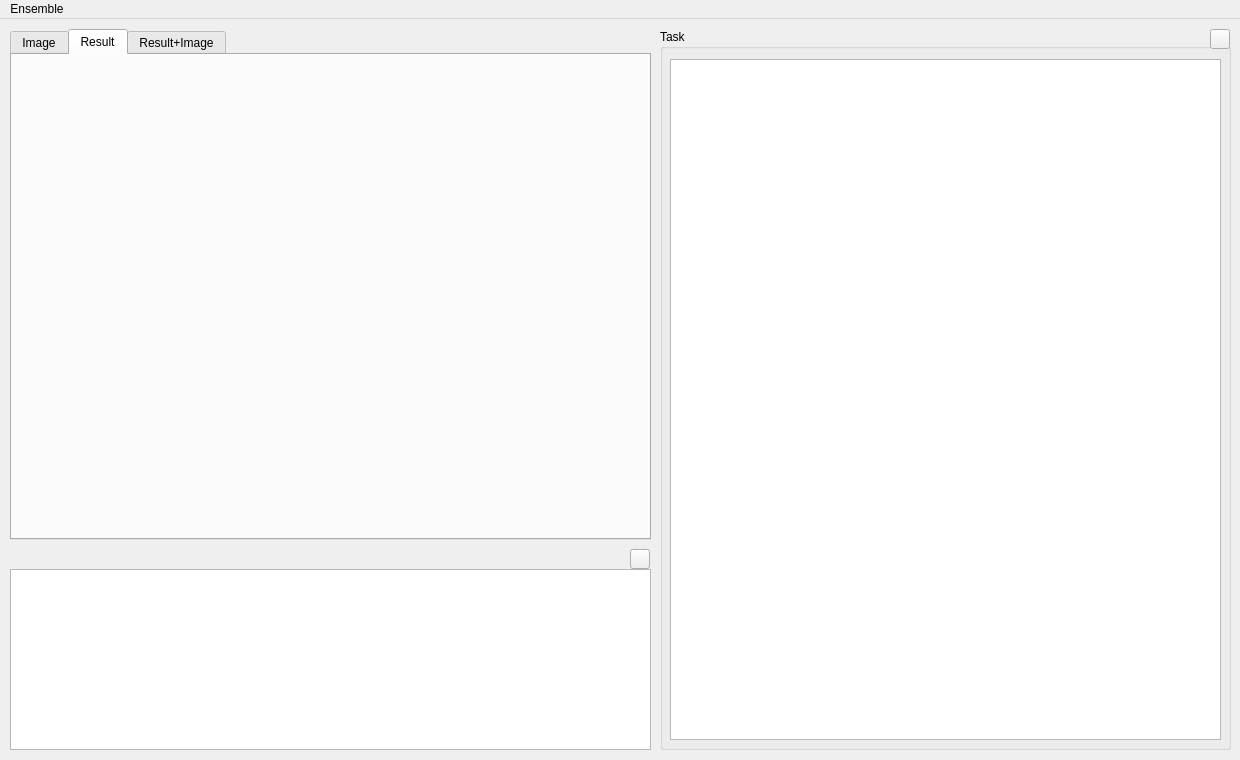
Above: ui/mainwindow.ui from rendezvue/ViNet before the change. Below: the same form after it.
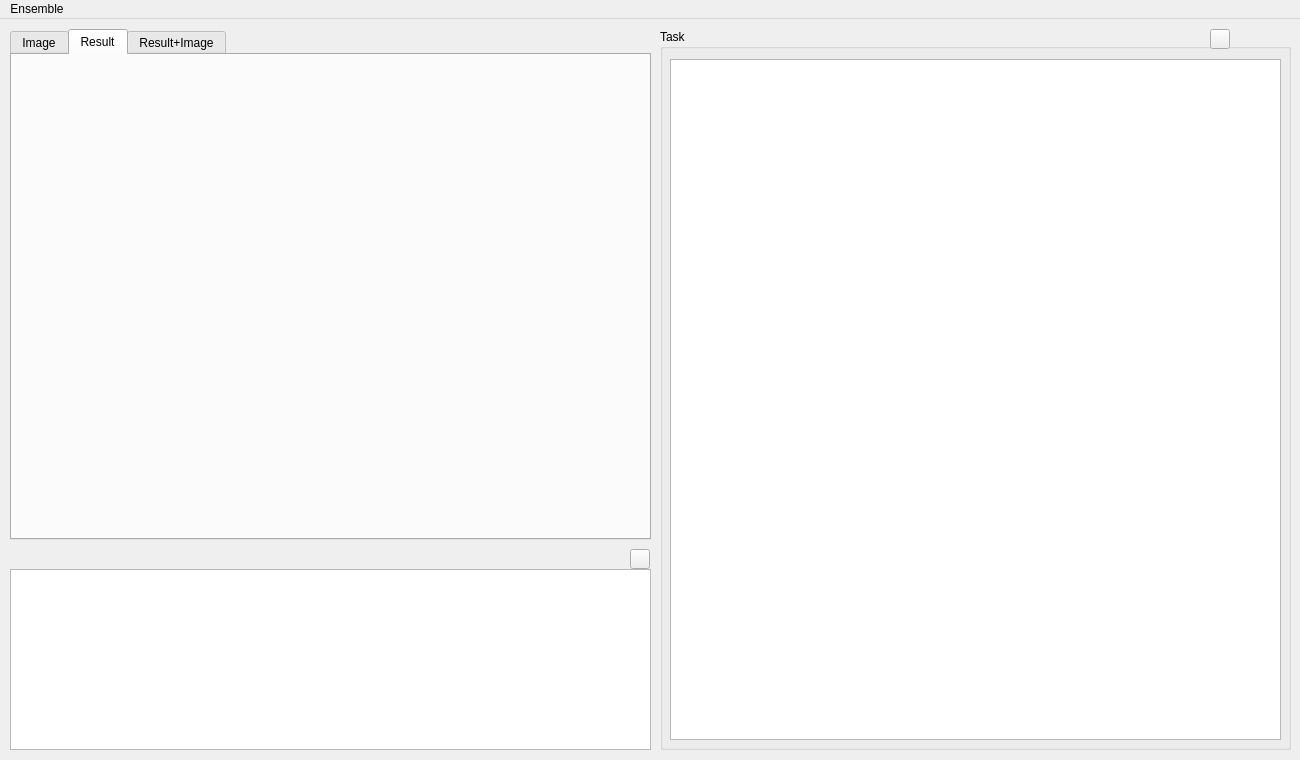
That is the form after the change. Icons and pictures are not drawn. Custom widgets are drawn as their Qt base class.

Commit message: Resize job tree width.

```diff
--- a/ui/mainwindow.ui
+++ b/ui/mainwindow.ui
@@ -6,7 +6,7 @@
    <rect>
     <x>0</x>
     <y>0</y>
-    <width>1240</width>
+    <width>1300</width>
     <height>760</height>
    </rect>
   </property>
@@ -219,7 +219,7 @@
      <rect>
       <x>660</x>
       <y>10</y>
-      <width>571</width>
+      <width>631</width>
       <height>721</height>
      </rect>
     </property>
@@ -248,7 +248,7 @@
       <rect>
        <x>10</x>
        <y>30</y>
-       <width>551</width>
+       <width>611</width>
        <height>681</height>
       </rect>
      </property>
@@ -306,7 +306,7 @@
     <rect>
      <x>0</x>
      <y>0</y>
-     <width>1240</width>
+     <width>1300</width>
      <height>22</height>
     </rect>
    </property>
```
